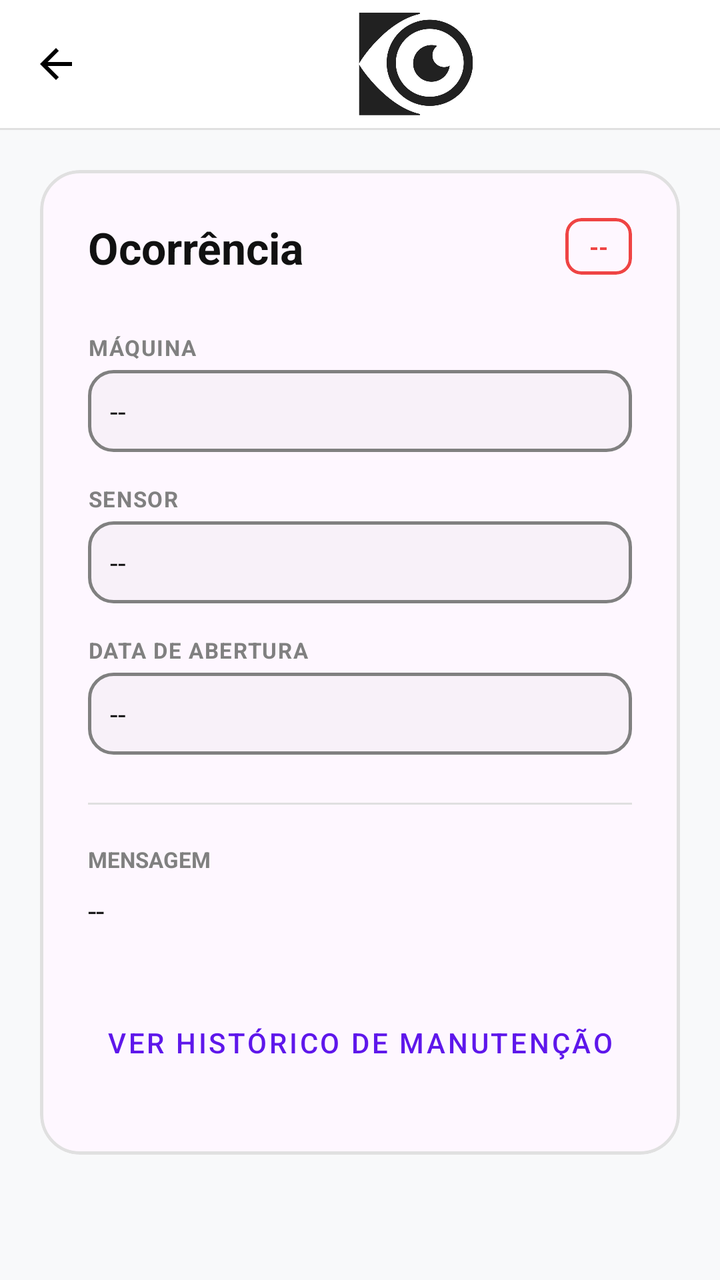
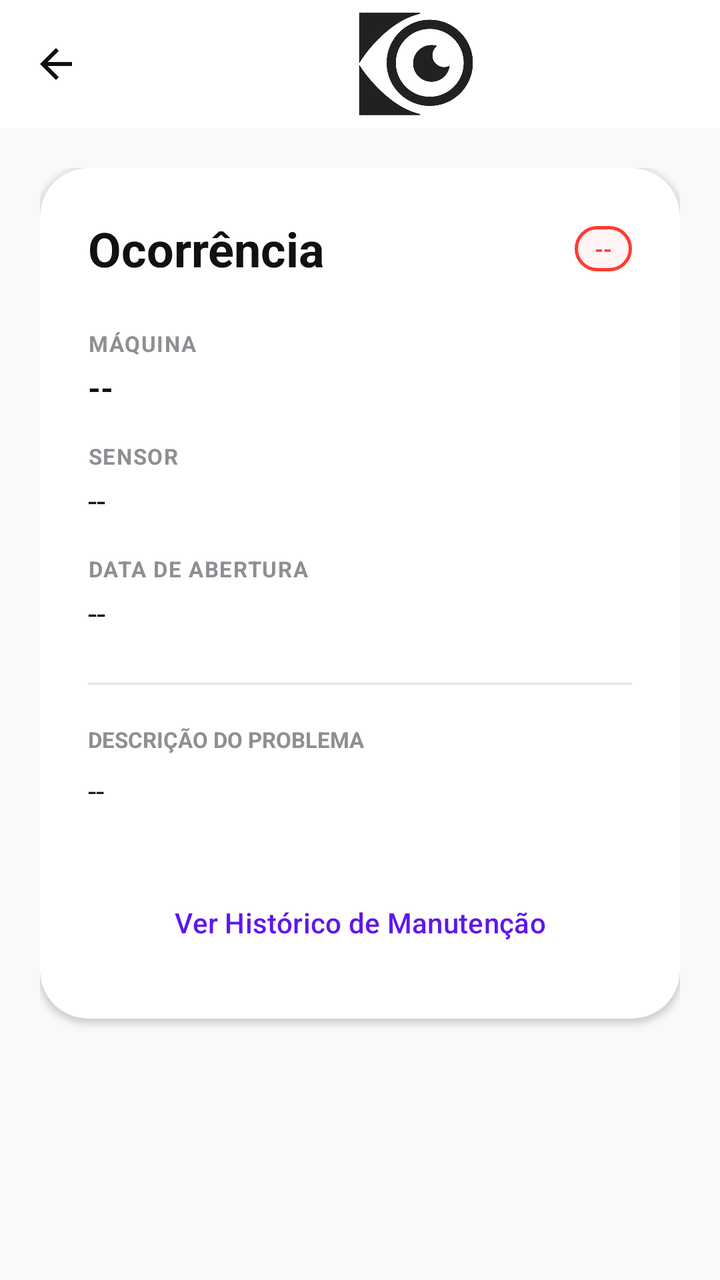

Compare the two renders of this Android layout. The source of the first and the diff that turns it into the second are given below.
<!-- AndroidManifest.xml: application theme Theme.Orbis -->
<!-- res/layout/activity_alerta_detalhe.xml -->
<?xml version="1.0" encoding="utf-8"?>
<androidx.constraintlayout.widget.ConstraintLayout xmlns:android="http://schemas.android.com/apk/res/android"
    xmlns:app="http://schemas.android.com/apk/res-auto"
    xmlns:tools="http://schemas.android.com/tools"
    android:layout_width="match_parent"
    android:layout_height="match_parent"
    android:background="#F8F9FA"
    tools:context=".ui.main.AlertaDetalheActivity">

    <com.google.android.material.appbar.AppBarLayout
        android:id="@+id/appBarLayout"
        android:layout_width="match_parent"
        android:layout_height="wrap_content"
        android:background="@color/white"
        app:elevation="0dp"
        app:layout_constraintTop_toTopOf="parent">

        <com.google.android.material.appbar.MaterialToolbar
            android:id="@+id/toolbar"
            android:layout_width="match_parent"
            android:layout_height="?attr/actionBarSize"
            app:logo="@drawable/orbislogotoolbar"
            app:navigationIcon="@drawable/ic_voltar" />

        <View
            android:layout_width="match_parent"
            android:layout_height="1dp"
            android:background="@color/border" />
    </com.google.android.material.appbar.AppBarLayout>

    <ProgressBar
        android:id="@+id/progressAlerta"
        style="?android:attr/progressBarStyleHorizontal"
        android:layout_width="match_parent"
        android:layout_height="wrap_content"
        android:indeterminate="true"
        android:visibility="gone"
        app:layout_constraintTop_toBottomOf="@id/appBarLayout"
        android:layout_marginTop="-4dp"
        android:indeterminateTint="@color/purple" />

    <ScrollView
        android:layout_width="match_parent"
        android:layout_height="0dp"
        android:fillViewport="true"
        app:layout_constraintTop_toBottomOf="@id/appBarLayout"
        app:layout_constraintBottom_toBottomOf="parent">

        <LinearLayout
            android:layout_width="match_parent"
            android:layout_height="wrap_content"
            android:orientation="vertical"
            android:padding="20dp">

            <com.google.android.material.card.MaterialCardView
                android:id="@+id/cardAlerta"
                android:layout_width="match_parent"
                android:layout_height="wrap_content"
                app:cardCornerRadius="20dp"
                app:cardElevation="0dp"
                app:strokeWidth="1.5dp"
                app:strokeColor="@color/border">

                <LinearLayout
                    android:layout_width="match_parent"
                    android:layout_height="wrap_content"
                    android:orientation="vertical"
                    android:padding="24dp">

                    <RelativeLayout
                        android:layout_width="match_parent"
                        android:layout_height="wrap_content"
                        android:layout_marginBottom="28dp">

                        <TextView
                            android:layout_width="wrap_content"
                            android:layout_height="wrap_content"
                            android:text="Ocorrência"
                            android:textSize="22sp"
                            android:textStyle="bold"
                            android:textColor="@color/black" />

                        <com.google.android.material.card.MaterialCardView
                            android:id="@+id/cardStatusBadge"
                            android:layout_width="wrap_content"
                            android:layout_height="wrap_content"
                            android:layout_alignParentEnd="true"
                            app:cardCornerRadius="8dp"
                            app:cardElevation="0dp"
                            app:strokeWidth="1.5dp"
                            app:strokeColor="@color/statusRed">
                            <TextView
                                android:id="@+id/txtStatusVariavel"
                                android:layout_width="wrap_content"
                                android:layout_height="wrap_content"
                                android:paddingHorizontal="12dp"
                                android:paddingVertical="6dp"
                                android:text="--"
                                android:textColor="@color/statusRed"
                                android:textSize="12sp"
                                android:textStyle="bold" />
                        </com.google.android.material.card.MaterialCardView>
                    </RelativeLayout>

                    
                    <TextView android:layout_width="wrap_content" android:layout_height="wrap_content" android:text="MÁQUINA" android:textColor="@color/gray" android:textSize="11sp" android:textStyle="bold" android:letterSpacing="0.05" />
                    <TextView android:id="@+id/txtMaquinaVariavel" android:layout_width="match_parent" android:layout_height="wrap_content" android:text="--" android:textSize="14sp" android:textColor="@color/black" android:padding="11dp" android:background="@drawable/badge_outline_gray" android:layout_marginTop="4dp" android:layout_marginBottom="16dp" />

                    <TextView android:layout_width="wrap_content" android:layout_height="wrap_content" android:text="SENSOR" android:textColor="@color/gray" android:textSize="11sp" android:textStyle="bold" android:letterSpacing="0.05" />
                    <TextView android:id="@+id/txtSensorVariavel" android:layout_width="match_parent" android:layout_height="wrap_content" android:text="--" android:textSize="14sp" android:textColor="@color/black" android:padding="11dp" android:background="@drawable/badge_outline_gray" android:layout_marginTop="4dp" android:layout_marginBottom="16dp" />

                    <TextView android:layout_width="wrap_content" android:layout_height="wrap_content" android:text="DATA DE ABERTURA" android:textColor="@color/gray" android:textSize="11sp" android:textStyle="bold" android:letterSpacing="0.05" />
                    <TextView android:id="@+id/txtCriadoEmVariavel" android:layout_width="match_parent" android:layout_height="wrap_content" android:text="--" android:textSize="14sp" android:textColor="@color/black" android:padding="11dp" android:background="@drawable/badge_outline_gray" android:layout_marginTop="4dp" android:layout_marginBottom="24dp" />

                    <View android:layout_width="match_parent" android:layout_height="1dp" android:background="@color/border" android:layout_marginBottom="20dp" />

                    <TextView android:layout_width="wrap_content" android:layout_height="wrap_content" android:text="MENSAGEM" android:textColor="@color/gray" android:textSize="11sp" android:textStyle="bold" android:layout_marginBottom="8dp"/>
                    <TextView android:id="@+id/txtMensagemVariavel" android:layout_width="match_parent" android:layout_height="wrap_content" android:text="--" android:textColor="@color/darkGray" android:textSize="15sp" android:lineSpacingExtra="5dp" android:layout_marginBottom="32dp" />

                    
                    <LinearLayout
                        android:layout_width="match_parent"
                        android:layout_height="wrap_content"
                        android:orientation="vertical">

                        <com.google.android.material.button.MaterialButton
                            android:id="@+id/btnAceitar"
                            android:layout_width="match_parent"
                            android:layout_height="54dp"
                            android:text="Aceitar Alerta"
                            android:backgroundTint="@color/purple"
                            android:textStyle="bold"
                            android:visibility="gone"
                            android:layout_marginBottom="12dp"
                            app:cornerRadius="12dp" />

                        <com.google.android.material.button.MaterialButton
                            android:id="@+id/btnCriarManutencao"
                            style="@style/Widget.MaterialComponents.Button.OutlinedButton"
                            android:layout_width="match_parent"
                            android:layout_height="54dp"
                            android:text="Relatar Manutenção"
                            android:textColor="@color/purple"
                            app:strokeColor="@color/purple"
                            android:textStyle="bold"
                            android:visibility="gone"
                            android:layout_marginBottom="12dp"
                            app:cornerRadius="12dp"
                            android:insetTop="0dp"
                            android:insetBottom="0dp" />

                        <LinearLayout
                            android:id="@+id/layoutAcoesAndamento"
                            android:layout_width="match_parent"
                            android:layout_height="wrap_content"
                            android:orientation="horizontal"
                            android:visibility="gone"
                            android:layout_marginBottom="12dp">

                            <com.google.android.material.button.MaterialButton
                                android:id="@+id/btnCancelar"
                                style="@style/Widget.MaterialComponents.Button.OutlinedButton"
                                android:layout_width="0dp"
                                android:layout_height="52dp"
                                android:layout_weight="1"
                                android:text="Cancelar"
                                android:textColor="@color/statusRed"
                                app:strokeColor="@color/statusRed"
                                android:layout_marginEnd="10dp"
                                app:cornerRadius="12dp"
                                android:insetTop="0dp"
                                android:insetBottom="0dp" />

                            <com.google.android.material.button.MaterialButton
                                android:id="@+id/btnConcluir"
                                android:layout_width="0dp"
                                android:layout_height="52dp"
                                android:layout_weight="1"
                                android:text="Concluir"
                                android:backgroundTint="@color/statusGreen"
                                android:textStyle="bold"
                                app:cornerRadius="12dp"
                                android:insetTop="0dp"
                                android:insetBottom="0dp" />
                        </LinearLayout>

                        <com.google.android.material.button.MaterialButton
                            android:id="@+id/btnVerHistorico"
                            style="@style/Widget.MaterialComponents.Button.TextButton"
                            android:layout_width="match_parent"
                            android:layout_height="wrap_content"
                            android:text="Ver Histórico de Manutenção"
                            android:textColor="@color/purple"
                            android:layout_marginBottom="8dp" />
                    </LinearLayout>

                </LinearLayout>
            </com.google.android.material.card.MaterialCardView>

            
            <TextView android:id="@+id/txtIdAlertaVariavel" android:layout_width="0dp" android:layout_height="0dp" android:visibility="gone" />
            <TextView android:id="@+id/txtIdSensorVariavel" android:layout_width="0dp" android:layout_height="0dp" android:visibility="gone" />
            <TextView android:id="@+id/txtIdMaquinaVariavel" android:layout_width="0dp" android:layout_height="0dp" android:visibility="gone" />
            <TextView android:id="@+id/txtIdTecnicoVariavel" android:layout_width="0dp" android:layout_height="0dp" android:visibility="gone" />
            <TextView android:id="@+id/txtTipoVariavel" android:layout_width="0dp" android:layout_height="0dp" android:visibility="gone" />
            <Button android:id="@+id/btnVoltar" android:layout_width="0dp" android:layout_height="0dp" android:visibility="gone" />

        </LinearLayout>
    </ScrollView>
</androidx.constraintlayout.widget.ConstraintLayout>
<!-- resources referenced by this layout -->
<resources>
  <color name="black">#111111</color>
  <color name="border">#E0E0E0</color>
  <color name="darkGray">#1A1A1A</color>
  <color name="gray">#808080</color>
  <color name="purple">#5E17EB</color>
  <color name="statusGreen">#22C55E</color>
  <color name="statusRed">#EF4444</color>
  <color name="white">#FFFFFF</color>
  <!-- drawable badge_outline_gray (drawable) -->
  <?xml version="1.0" encoding="utf-8"?>
  <shape xmlns:android="http://schemas.android.com/apk/res/android">
      <stroke
          android:width="1.5dp"
          android:color="@color/gray" />
      <corners android:radius="12dp" />
      <solid android:color="#0D808080" /> 
  </shape>
  <!-- drawable ic_voltar (drawable) -->
  <vector xmlns:android="http://schemas.android.com/apk/res/android"
      android:width="24dp"
      android:height="24dp"
      android:viewportWidth="24"
      android:viewportHeight="24">
    <path
        android:fillColor="#000000"
        android:pathData="M20,11H7.83l5.59,-5.59L12,4l-8,8 8,8 1.41,-1.41L7.83,13H20v-2z"/>
  </vector>
  <!-- drawable orbislogotoolbar: png bitmap (drawable, 57971 bytes) -->
  <style name="Theme.Orbis" parent="Base.Theme.Orbis" />
  <style name="Base.Theme.Orbis" parent="Theme.Material3.DayNight.NoActionBar">
          
          
      </style>
</resources>

<!-- the commit's change to res/layout/activity_alerta_detalhe.xml (unified diff, before → after) -->
@@ -1,10 +1,9 @@
-<?xml version="1.0" encoding="utf-8"?>
 <androidx.constraintlayout.widget.ConstraintLayout xmlns:android="http://schemas.android.com/apk/res/android"
     xmlns:app="http://schemas.android.com/apk/res-auto"
     xmlns:tools="http://schemas.android.com/tools"
     android:layout_width="match_parent"
     android:layout_height="match_parent"
-    android:background="#F8F9FA"
+    android:background="@color/background"
     tools:context=".ui.main.AlertaDetalheActivity">
 
     <com.google.android.material.appbar.AppBarLayout
@@ -20,12 +19,8 @@
             android:layout_width="match_parent"
             android:layout_height="?attr/actionBarSize"
             app:logo="@drawable/orbislogotoolbar"
-            app:navigationIcon="@drawable/ic_voltar" />
-
-        <View
-            android:layout_width="match_parent"
-            android:layout_height="1dp"
-            android:background="@color/border" />
+            app:navigationIcon="@drawable/ic_voltar"
+            app:navigationIconTint="@color/black" />
     </com.google.android.material.appbar.AppBarLayout>
 
     <ProgressBar
@@ -54,12 +49,9 @@
 
             <com.google.android.material.card.MaterialCardView
                 android:id="@+id/cardAlerta"
+                style="@style/ModernCard"
                 android:layout_width="match_parent"
-                android:layout_height="wrap_content"
-                app:cardCornerRadius="20dp"
-                app:cardElevation="0dp"
-                app:strokeWidth="1.5dp"
-                app:strokeColor="@color/border">
+                android:layout_height="wrap_content">
 
                 <LinearLayout
                     android:layout_width="match_parent"
@@ -67,55 +59,50 @@
                     android:orientation="vertical"
                     android:padding="24dp">
 
-                    <RelativeLayout
+                    <androidx.constraintlayout.widget.ConstraintLayout
                         android:layout_width="match_parent"
                         android:layout_height="wrap_content"
-                        android:layout_marginBottom="28dp">
+                        android:layout_marginBottom="24dp">
 
                         <TextView
+                            android:id="@+id/lblOcorrencia"
                             android:layout_width="wrap_content"
                             android:layout_height="wrap_content"
                             android:text="Ocorrência"
-                            android:textSize="22sp"
+                            android:textSize="24sp"
                             android:textStyle="bold"
-                            android:textColor="@color/black" />
+                            android:textColor="@color/black"
+                            app:layout_constraintStart_toStartOf="parent"
+                            app:layout_constraintTop_toTopOf="parent" />
 
-                        <com.google.android.material.card.MaterialCardView
-                            android:id="@+id/cardStatusBadge"
+                        <TextView
+                            android:id="@+id/txtStatusVariavel"
                             android:layout_width="wrap_content"
                             android:layout_height="wrap_content"
-                            android:layout_alignParentEnd="true"
-                            app:cardCornerRadius="8dp"
-                            app:cardElevation="0dp"
-                            app:strokeWidth="1.5dp"
-                            app:strokeColor="@color/statusRed">
-                            <TextView
-                                android:id="@+id/txtStatusVariavel"
-                                android:layout_width="wrap_content"
-                                android:layout_height="wrap_content"
-                                android:paddingHorizontal="12dp"
-                                android:paddingVertical="6dp"
-                                android:text="--"
-                                android:textColor="@color/statusRed"
-                                android:textSize="12sp"
-                                android:textStyle="bold" />
-                        </com.google.android.material.card.MaterialCardView>
-                    </RelativeLayout>
+                            android:text="--"
+                            style="@style/BadgeText"
+                            android:textColor="@color/statusRed"
+                            android:background="@drawable/badge_outline_red"
+                            app:layout_constraintEnd_toEndOf="parent"
+                            app:layout_constraintTop_toTopOf="@id/lblOcorrencia"
+                            app:layout_constraintBottom_toBottomOf="@id/lblOcorrencia" />
+
+                    </androidx.constraintlayout.widget.ConstraintLayout>
 
                     
                     <TextView android:layout_width="wrap_content" android:layout_height="wrap_content" android:text="MÁQUINA" android:textColor="@color/gray" android:textSize="11sp" android:textStyle="bold" android:letterSpacing="0.05" />
-                    <TextView android:id="@+id/txtMaquinaVariavel" android:layout_width="match_parent" android:layout_height="wrap_content" android:text="--" android:textSize="14sp" android:textColor="@color/black" android:padding="11dp" android:background="@drawable/badge_outline_gray" android:layout_marginTop="4dp" android:layout_marginBottom="16dp" />
+                    <TextView android:id="@+id/txtMaquinaVariavel" android:layout_width="match_parent" android:layout_height="wrap_content" android:text="--" android:textSize="16sp" android:textStyle="bold" android:textColor="@color/black" android:layout_marginTop="4dp" android:layout_marginBottom="16dp" />
 
                     <TextView android:layout_width="wrap_content" android:layout_height="wrap_content" android:text="SENSOR" android:textColor="@color/gray" android:textSize="11sp" android:textStyle="bold" android:letterSpacing="0.05" />
-                    <TextView android:id="@+id/txtSensorVariavel" android:layout_width="match_parent" android:layout_height="wrap_content" android:text="--" android:textSize="14sp" android:textColor="@color/black" android:padding="11dp" android:background="@drawable/badge_outline_gray" android:layout_marginTop="4dp" android:layout_marginBottom="16dp" />
+                    <TextView android:id="@+id/txtSensorVariavel" android:layout_width="match_parent" android:layout_height="wrap_content" android:text="--" android:textSize="16sp" android:textColor="@color/black" android:layout_marginTop="4dp" android:layout_marginBottom="16dp" />
 
                     <TextView android:layout_width="wrap_content" android:layout_height="wrap_content" android:text="DATA DE ABERTURA" android:textColor="@color/gray" android:textSize="11sp" android:textStyle="bold" android:letterSpacing="0.05" />
-                    <TextView android:id="@+id/txtCriadoEmVariavel" android:layout_width="match_parent" android:layout_height="wrap_content" android:text="--" android:textSize="14sp" android:textColor="@color/black" android:padding="11dp" android:background="@drawable/badge_outline_gray" android:layout_marginTop="4dp" android:layout_marginBottom="24dp" />
+                    <TextView android:id="@+id/txtCriadoEmVariavel" android:layout_width="match_parent" android:layout_height="wrap_content" android:text="--" android:textSize="16sp" android:textColor="@color/black" android:layout_marginTop="4dp" android:layout_marginBottom="24dp" />
 
                     <View android:layout_width="match_parent" android:layout_height="1dp" android:background="@color/border" android:layout_marginBottom="20dp" />
 
-                    <TextView android:layout_width="wrap_content" android:layout_height="wrap_content" android:text="MENSAGEM" android:textColor="@color/gray" android:textSize="11sp" android:textStyle="bold" android:layout_marginBottom="8dp"/>
-                    <TextView android:id="@+id/txtMensagemVariavel" android:layout_width="match_parent" android:layout_height="wrap_content" android:text="--" android:textColor="@color/darkGray" android:textSize="15sp" android:lineSpacingExtra="5dp" android:layout_marginBottom="32dp" />
+                    <TextView android:layout_width="wrap_content" android:layout_height="wrap_content" android:text="DESCRIÇÃO DO PROBLEMA" android:textColor="@color/gray" android:textSize="11sp" android:textStyle="bold" android:layout_marginBottom="8dp"/>
+                    <TextView android:id="@+id/txtMensagemVariavel" android:layout_width="match_parent" android:layout_height="wrap_content" android:text="--" android:textColor="@color/darkGray" android:textSize="15sp" android:lineSpacingExtra="6dp" android:layout_marginBottom="32dp" />
 
                     
                     <LinearLayout
@@ -125,29 +112,25 @@
 
                         <com.google.android.material.button.MaterialButton
                             android:id="@+id/btnAceitar"
+                            style="@style/PrimaryButton"
                             android:layout_width="match_parent"
-                            android:layout_height="54dp"
+                            android:layout_height="wrap_content"
                             android:text="Aceitar Alerta"
                             android:backgroundTint="@color/purple"
+                            android:visibility="gone"
+                            android:layout_marginBottom="12dp" />
+
+                        <com.google.android.material.button.MaterialButton
+                            android:id="@+id/btnCriarManutencao"
+                            style="@style/Widget.Material3.Button.TonalButton"
+                            android:layout_width="match_parent"
+                            android:layout_height="56dp"
+                            android:text="Relatar Manutenção"
+                            android:textColor="@color/purple"
                             android:textStyle="bold"
                             android:visibility="gone"
                             android:layout_marginBottom="12dp"
-                            app:cornerRadius="12dp" />
-
-                        <com.google.android.material.button.MaterialButton
-                            android:id="@+id/btnCriarManutencao"
-                            style="@style/Widget.MaterialComponents.Button.OutlinedButton"
-                            android:layout_width="match_parent"
-                            android:layout_height="54dp"
-                            android:text="Relatar Manutenção"
-                            android:textColor="@color/purple"
-                            app:strokeColor="@color/purple"
-                            android:textStyle="bold"
-                            android:visibility="gone"
-                            android:layout_marginBottom="12dp"
-                            app:cornerRadius="12dp"
-                            android:insetTop="0dp"
-                            android:insetBottom="0dp" />
+                            app:cornerRadius="16dp" />
 
                         <LinearLayout
                             android:id="@+id/layoutAcoesAndamento"
@@ -159,39 +142,35 @@
 
                             <com.google.android.material.button.MaterialButton
                                 android:id="@+id/btnCancelar"
-                                style="@style/Widget.MaterialComponents.Button.OutlinedButton"
+                                style="@style/Widget.Material3.Button.OutlinedButton"
                                 android:layout_width="0dp"
-                                android:layout_height="52dp"
+                                android:layout_height="56dp"
                                 android:layout_weight="1"
                                 android:text="Cancelar"
                                 android:textColor="@color/statusRed"
                                 app:strokeColor="@color/statusRed"
                                 android:layout_marginEnd="10dp"
-                                app:cornerRadius="12dp"
-                                android:insetTop="0dp"
-                                android:insetBottom="0dp" />
+                                app:cornerRadius="16dp" />
 
                             <com.google.android.material.button.MaterialButton
                                 android:id="@+id/btnConcluir"
                                 android:layout_width="0dp"
-                                android:layout_height="52dp"
+                                android:layout_height="56dp"
                                 android:layout_weight="1"
                                 android:text="Concluir"
                                 android:backgroundTint="@color/statusGreen"
+                                android:textColor="@color/white"
                                 android:textStyle="bold"
-                                app:cornerRadius="12dp"
-                                android:insetTop="0dp"
-                                android:insetBottom="0dp" />
+                                app:cornerRadius="16dp" />
                         </LinearLayout>
 
                         <com.google.android.material.button.MaterialButton
                             android:id="@+id/btnVerHistorico"
-                            style="@style/Widget.MaterialComponents.Button.TextButton"
+                            style="@style/Widget.Material3.Button.TextButton"
                             android:layout_width="match_parent"
                             android:layout_height="wrap_content"
                             android:text="Ver Histórico de Manutenção"
-                            android:textColor="@color/purple"
-                            android:layout_marginBottom="8dp" />
+                            android:textColor="@color/purple" />
                     </LinearLayout>
 
                 </LinearLayout>
<!-- resource entries referenced after the edit -->
@@ -1,21 +1,22 @@
 <!-- resources referenced by this layout -->
 <resources>
+  <color name="background">#F8F9FA</color>
   <color name="black">#111111</color>
-  <color name="border">#E0E0E0</color>
-  <color name="darkGray">#1A1A1A</color>
-  <color name="gray">#808080</color>
+  <color name="border">#E5E5EA</color>
+  <color name="darkGray">#1C1C1E</color>
+  <color name="gray">#8E8E93</color>
   <color name="purple">#5E17EB</color>
-  <color name="statusGreen">#22C55E</color>
-  <color name="statusRed">#EF4444</color>
+  <color name="statusGreen">#34C759</color>
+  <color name="statusRed">#FF3B30</color>
   <color name="white">#FFFFFF</color>
-  <!-- drawable badge_outline_gray (drawable) -->
+  <!-- drawable badge_outline_red (drawable) -->
   <?xml version="1.0" encoding="utf-8"?>
   <shape xmlns:android="http://schemas.android.com/apk/res/android">
       <stroke
           android:width="1.5dp"
-          android:color="@color/gray" />
+          android:color="@color/statusRed" />
       <corners android:radius="12dp" />
-      <solid android:color="#0D808080" /> 
+      <solid android:color="#0DEF4444" />
   </shape>
   <!-- drawable ic_voltar (drawable) -->
   <vector xmlns:android="http://schemas.android.com/apk/res/android"
@@ -28,7 +29,38 @@
         android:pathData="M20,11H7.83l5.59,-5.59L12,4l-8,8 8,8 1.41,-1.41L7.83,13H20v-2z"/>
   </vector>
   <!-- drawable orbislogotoolbar: png bitmap (drawable, 57971 bytes) -->
-  <style name="Theme.Orbis" parent="Base.Theme.Orbis" />
+  <style name="BadgeText">
+          <item name="android:textSize">11sp</item>
+          <item name="android:textStyle">bold</item>
+          <item name="android:paddingLeft">10dp</item>
+          <item name="android:paddingRight">10dp</item>
+          <item name="android:paddingTop">4dp</item>
+          <item name="android:paddingBottom">4dp</item>
+      </style>
+  <style name="ModernCard" parent="Widget.Material3.CardView.Elevated">
+          <item name="cardCornerRadius">24dp</item>
+          <item name="cardElevation">2dp</item>
+          <item name="cardBackgroundColor">@color/surface</item>
+          <item name="strokeWidth">0dp</item>
+      </style>
+  <style name="PrimaryButton" parent="Widget.Material3.Button">
+          <item name="cornerRadius">16dp</item>
+          <item name="android:insetTop">0dp</item>
+          <item name="android:insetBottom">0dp</item>
+          <item name="android:paddingTop">14dp</item>
+          <item name="android:paddingBottom">14dp</item>
+          <item name="android:textAllCaps">false</item>
+          <item name="android:letterSpacing">0.02</item>
+          <item name="android:textSize">16sp</item>
+      </style>
+  <style name="Theme.Orbis" parent="Base.Theme.Orbis">
+          <item name="android:windowBackground">@color/background</item>
+          <item name="colorPrimary">@color/purple</item>
+          <item name="colorSecondary">@color/statusGreen</item>
+          <item name="android:statusBarColor">@color/white</item>
+          <item name="android:windowLightStatusBar">true</item>
+      </style>
+  <color name="surface">#FFFFFF</color>
   <style name="Base.Theme.Orbis" parent="Theme.Material3.DayNight.NoActionBar">
           
           
